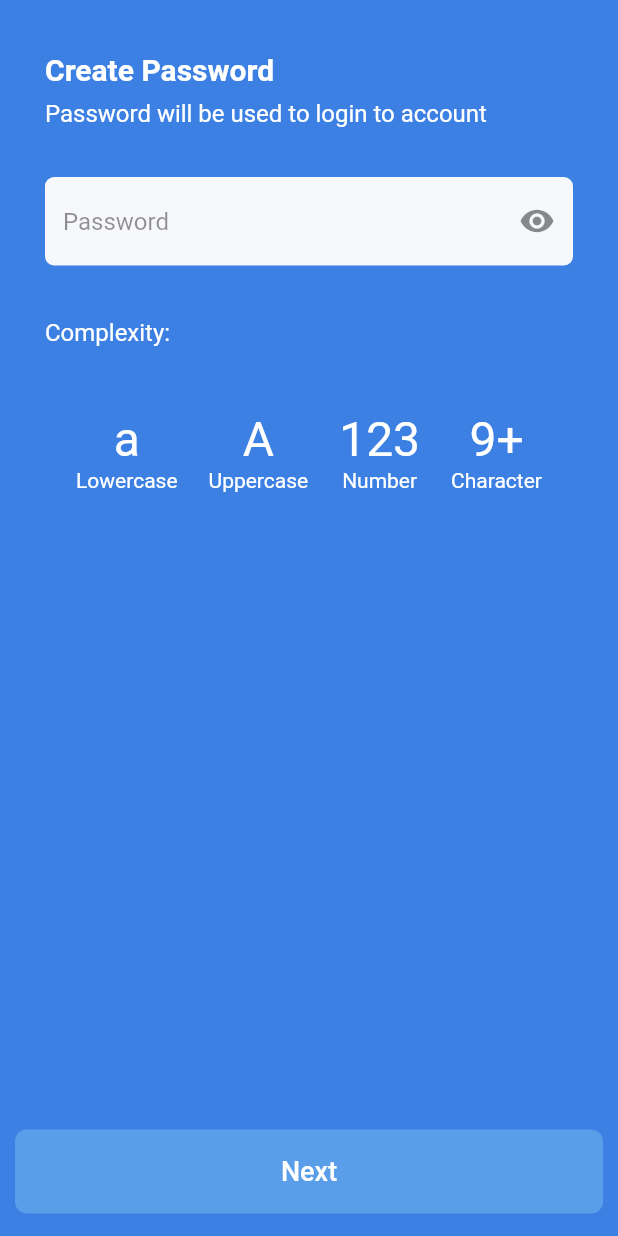
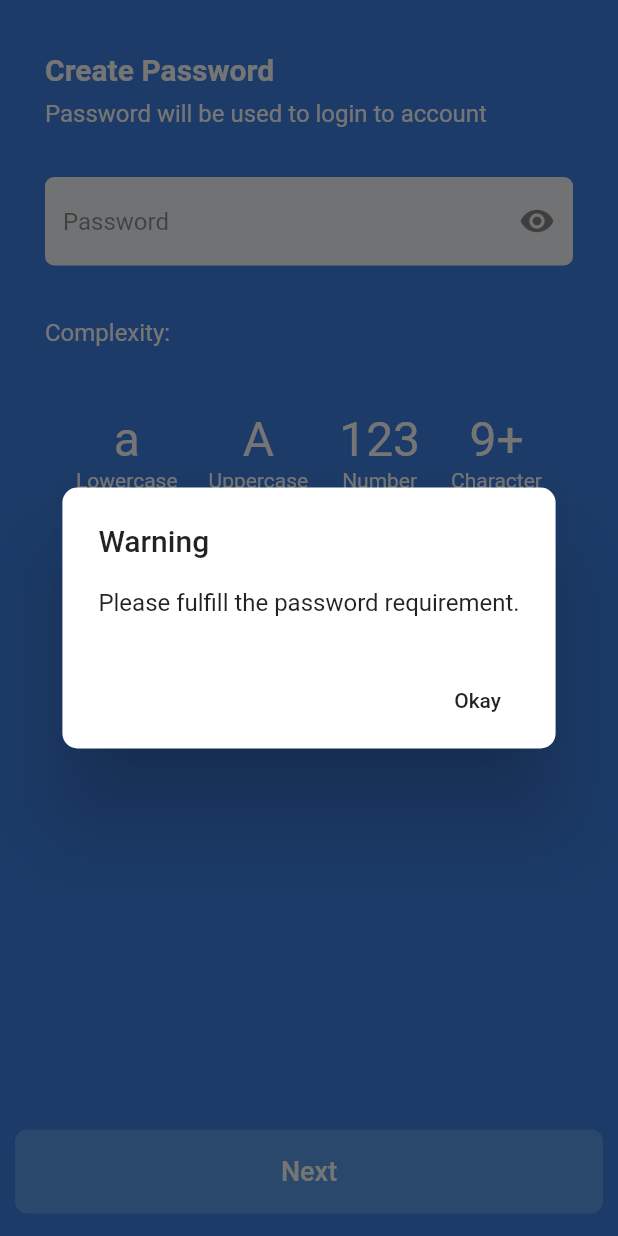
Before and after one commit to grinaldiwisnu/bank-jago-app, a Flutter app: the PasswordUI screen opened directly, after a tap on "Next", on a phone screen of 412 x 824 dp. Run offline on Flutter 3.47's test engine with Material 2 defaults, Android fonts, the phone set to English and light mode, and no system bars.

Commit message:
add alert dialog finish all the screen

```diff
--- a/lib/ui/finish_u_i.dart
+++ b/lib/ui/finish_u_i.dart
@@ -1,4 +1,5 @@
 import 'package:flutter/material.dart';
+import 'package:gin_finans/ui/main_ui.dart';
 import 'package:gin_finans/widget/base_button.dart';
 
 class FinishUI extends StatefulWidget {
@@ -66,7 +67,11 @@ class _FinishUIState extends State<FinishUI> {
               EdgeInsets.only(bottom: MediaQuery.of(context).viewInsets.bottom),
           child: BaseButton(
             title: "Done",
-            onTap: () {},
+            onTap: () {
+              Navigator.of(context).pushAndRemoveUntil(
+                  MaterialPageRoute(builder: (context) => MainUI()),
+                  (route) => false);
+            },
           ),
         ));
   }
--- a/lib/ui/password_ui.dart
+++ b/lib/ui/password_ui.dart
@@ -1,5 +1,6 @@
 import 'package:flutter/material.dart';
 import 'package:gin_finans/utils/extensions.dart';
+import 'package:gin_finans/widget/app_alert_dialog.dart';
 import 'package:gin_finans/widget/base_button.dart';
 
 class PasswordUI extends StatefulWidget {
@@ -260,6 +261,13 @@ class _PasswordUIState extends State<PasswordUI> {
               onTap: () {
                 if (isUpperCase && isLowerCase && isCharacter && isNumber) {
                   widget.next(true);
+                } else {
+                  AppAlertDialog(
+                      title: "Warning",
+                      description: "Please fulfill the password requirement.",
+                      positiveButtonText: 'Okay',
+                      positiveButtonOnTap: () =>
+                          Navigator.pop(context)).show(context);
                 }
               },
             ),
--- a/lib/ui/personal_ui.dart
+++ b/lib/ui/personal_ui.dart
@@ -1,4 +1,5 @@
 import 'package:flutter/material.dart';
+import 'package:gin_finans/widget/app_alert_dialog.dart';
 import 'package:gin_finans/widget/base_button.dart';
 import 'package:gin_finans/widget/dropdown_custom.dart';
 
@@ -111,7 +112,13 @@ class _PersonalUIState extends State<PersonalUI> {
                         selectedExpense >= 0)) {
                   widget.next(true);
                 } else {
-                  widget.next(false);
+                  AppAlertDialog(
+                      title: "Warning",
+                      description:
+                          "Please select the option to continue registering.",
+                      positiveButtonText: 'Okay',
+                      positiveButtonOnTap: () =>
+                          Navigator.pop(context)).show(context);
                 }
               },
             ),
--- a/lib/ui/schedule_ui.dart
+++ b/lib/ui/schedule_ui.dart
@@ -1,4 +1,5 @@
 import 'package:flutter/material.dart';
+import 'package:gin_finans/widget/app_alert_dialog.dart';
 import 'package:gin_finans/widget/base_button.dart';
 import 'package:gin_finans/widget/dropdown_custom.dart';
 
@@ -110,6 +111,14 @@ class _ScheduleUIState extends State<ScheduleUI> {
                 print(this.selectedDate);
                 if (selectedDate != null) {
                   widget.next(true);
+                } else {
+                  AppAlertDialog(
+                      title: "Warning",
+                      description:
+                          "Please select the date and time to continue registering.",
+                      positiveButtonText: 'Okay',
+                      positiveButtonOnTap: () =>
+                          Navigator.pop(context)).show(context);
                 }
               },
             ),
--- /dev/null
+++ b/lib/widget/app_alert_dialog.dart
@@ -0,0 +1,47 @@
+import 'package:flutter/material.dart';
+
+class AppAlertDialog {
+  final String title;
+  final String description;
+
+  final String positiveButtonText;
+  final Function positiveButtonOnTap;
+
+  final String negativeButtonText;
+  final Function negativeButtonOnTap;
+
+  AppAlertDialog(
+      {@required this.title,
+      @required this.description,
+      this.positiveButtonText,
+      this.positiveButtonOnTap,
+      this.negativeButtonText,
+      this.negativeButtonOnTap});
+
+  void show(BuildContext context) {
+    showDialog(
+        context: context,
+        builder: (BuildContext context) {
+          return AlertDialog(
+            shape:
+                RoundedRectangleBorder(borderRadius: BorderRadius.circular(10)),
+            title: Text(title),
+            content: Text(description),
+            actions: <Widget>[
+              negativeButtonText != null && negativeButtonOnTap != null
+                  ? FlatButton(
+                      child: Text(negativeButtonText),
+                      onPressed: () => negativeButtonOnTap(),
+                    )
+                  : Container(),
+              positiveButtonText != null && positiveButtonOnTap != null
+                  ? FlatButton(
+                      child: Text(positiveButtonText),
+                      onPressed: () => positiveButtonOnTap(),
+                    )
+                  : Container(),
+            ],
+          );
+        });
+  }
+}
```
